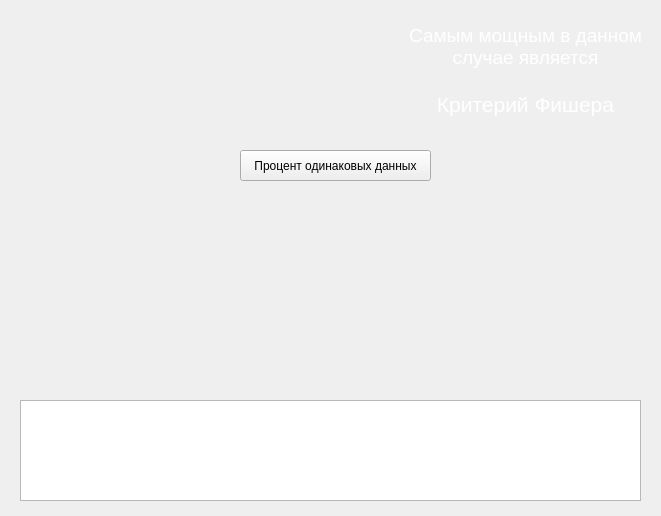
Before: the Qt Designer form untitled2.ui in C1sq/PyMi, drawn with Qt 5.
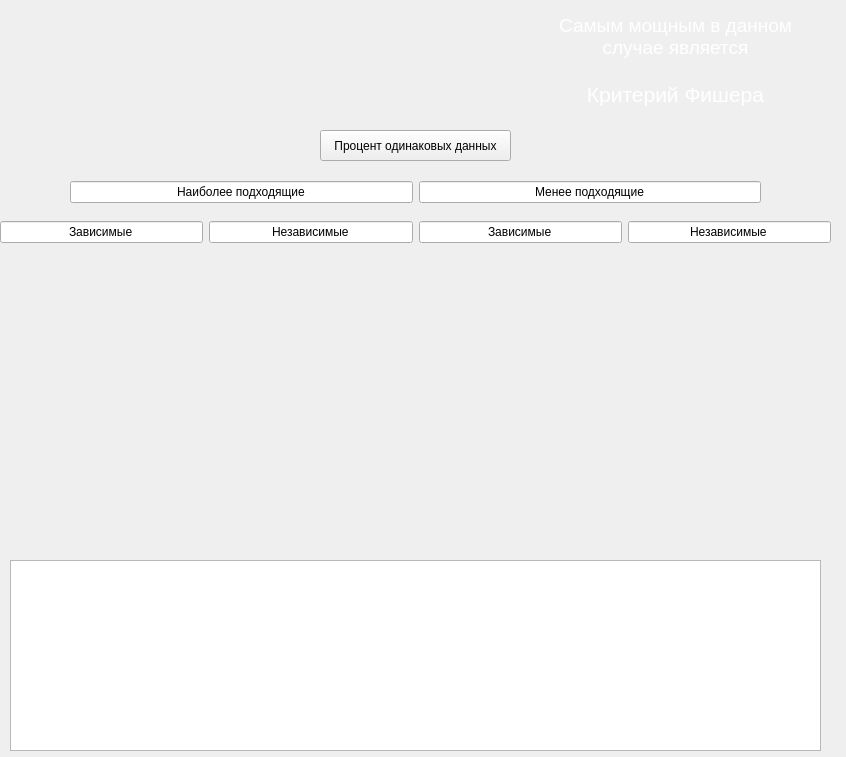
After: the same form once the commit is applied.

Diff of the .ui file:
```diff
--- a/untitled2.ui
+++ b/untitled2.ui
@@ -6,8 +6,8 @@
    <rect>
     <x>0</x>
     <y>0</y>
-    <width>661</width>
-    <height>516</height>
+    <width>846</width>
+    <height>757</height>
    </rect>
   </property>
   <property name="windowTitle">
@@ -19,8 +19,8 @@
    </property>
    <property name="geometry">
     <rect>
-     <x>390</x>
-     <y>20</y>
+     <x>540</x>
+     <y>10</y>
      <width>271</width>
      <height>161</height>
     </rect>
@@ -74,43 +74,11 @@
     <bool>true</bool>
    </property>
   </widget>
-  <widget class="QWidget" name="buttonContainer" native="true">
-   <property name="geometry">
-    <rect>
-     <x>20</x>
-     <y>190</y>
-     <width>300</width>
-     <height>201</height>
-    </rect>
-   </property>
-   <layout class="QVBoxLayout" name="verticalLayout"/>
-  </widget>
-  <widget class="QWidget" name="buttonContainer_2" native="true">
-   <property name="geometry">
-    <rect>
-     <x>340</x>
-     <y>190</y>
-     <width>300</width>
-     <height>201</height>
-    </rect>
-   </property>
-   <layout class="QVBoxLayout" name="verticalLayout_2"/>
-  </widget>
-  <widget class="QTextEdit" name="textEdit_3">
-   <property name="geometry">
-    <rect>
-     <x>20</x>
-     <y>400</y>
-     <width>621</width>
-     <height>101</height>
-    </rect>
-   </property>
-  </widget>
   <widget class="QPushButton" name="pushButton">
    <property name="geometry">
     <rect>
-     <x>240</x>
-     <y>150</y>
+     <x>320</x>
+     <y>130</y>
      <width>191</width>
      <height>31</height>
     </rect>
@@ -119,6 +87,160 @@
     <string>Процент одинаковых данных</string>
    </property>
   </widget>
+  <widget class="QWidget" name="layoutWidget">
+   <property name="geometry">
+    <rect>
+     <x>0</x>
+     <y>260</y>
+     <width>831</width>
+     <height>281</height>
+    </rect>
+   </property>
+   <layout class="QHBoxLayout" name="horizontalLayout_4">
+    <item>
+     <widget class="QWidget" name="buttonContainer_11" native="true">
+      <layout class="QVBoxLayout" name="verticalLayout_7"/>
+     </widget>
+    </item>
+    <item>
+     <widget class="QWidget" name="buttonContainer_12" native="true">
+      <layout class="QVBoxLayout" name="verticalLayout_2"/>
+     </widget>
+    </item>
+    <item>
+     <widget class="QWidget" name="buttonContainer_22" native="true">
+      <layout class="QVBoxLayout" name="verticalLayout"/>
+     </widget>
+    </item>
+    <item>
+     <widget class="QWidget" name="buttonContainer_21" native="true">
+      <layout class="QVBoxLayout" name="verticalLayout_8"/>
+     </widget>
+    </item>
+   </layout>
+  </widget>
+  <widget class="QTextEdit" name="textEdit_3">
+   <property name="geometry">
+    <rect>
+     <x>10</x>
+     <y>560</y>
+     <width>811</width>
+     <height>191</height>
+    </rect>
+   </property>
+  </widget>
+  <widget class="QWidget" name="layoutWidget_2">
+   <property name="geometry">
+    <rect>
+     <x>70</x>
+     <y>180</y>
+     <width>691</width>
+     <height>24</height>
+    </rect>
+   </property>
+   <layout class="QHBoxLayout" name="horizontalLayout_5">
+    <item>
+     <widget class="QLineEdit" name="lineEdit_7">
+      <property name="text">
+       <string>Наиболее подходящие</string>
+      </property>
+      <property name="alignment">
+       <set>Qt::AlignCenter</set>
+      </property>
+      <property name="readOnly">
+       <bool>true</bool>
+      </property>
+     </widget>
+    </item>
+    <item>
+     <widget class="QLineEdit" name="lineEdit_8">
+      <property name="font">
+       <font>
+        <weight>50</weight>
+        <italic>false</italic>
+        <bold>false</bold>
+        <underline>false</underline>
+        <strikeout>false</strikeout>
+        <kerning>true</kerning>
+       </font>
+      </property>
+      <property name="autoFillBackground">
+       <bool>false</bool>
+      </property>
+      <property name="text">
+       <string>Менее подходящие</string>
+      </property>
+      <property name="alignment">
+       <set>Qt::AlignCenter</set>
+      </property>
+      <property name="dragEnabled">
+       <bool>false</bool>
+      </property>
+      <property name="readOnly">
+       <bool>true</bool>
+      </property>
+     </widget>
+    </item>
+   </layout>
+  </widget>
+  <widget class="QWidget" name="layoutWidget_3">
+   <property name="geometry">
+    <rect>
+     <x>0</x>
+     <y>220</y>
+     <width>831</width>
+     <height>24</height>
+    </rect>
+   </property>
+   <layout class="QHBoxLayout" name="horizontalLayout_6">
+    <item>
+     <widget class="QLineEdit" name="lineEdit_9">
+      <property name="text">
+       <string>Зависимые</string>
+      </property>
+      <property name="alignment">
+       <set>Qt::AlignCenter</set>
+      </property>
+      <property name="readOnly">
+       <bool>true</bool>
+      </property>
+     </widget>
+    </item>
+    <item>
+     <widget class="QLineEdit" name="lineEdit_10">
+      <property name="text">
+       <string>Независимые</string>
+      </property>
+      <property name="alignment">
+       <set>Qt::AlignCenter</set>
+      </property>
+      <property name="readOnly">
+       <bool>true</bool>
+      </property>
+     </widget>
+    </item>
+    <item>
+     <widget class="QLineEdit" name="lineEdit_11">
+      <property name="text">
+       <string>Зависимые</string>
+      </property>
+      <property name="alignment">
+       <set>Qt::AlignCenter</set>
+      </property>
+     </widget>
+    </item>
+    <item>
+     <widget class="QLineEdit" name="lineEdit_12">
+      <property name="text">
+       <string>Независимые</string>
+      </property>
+      <property name="alignment">
+       <set>Qt::AlignCenter</set>
+      </property>
+     </widget>
+    </item>
+   </layout>
+  </widget>
  </widget>
  <resources/>
  <connections/>
```
